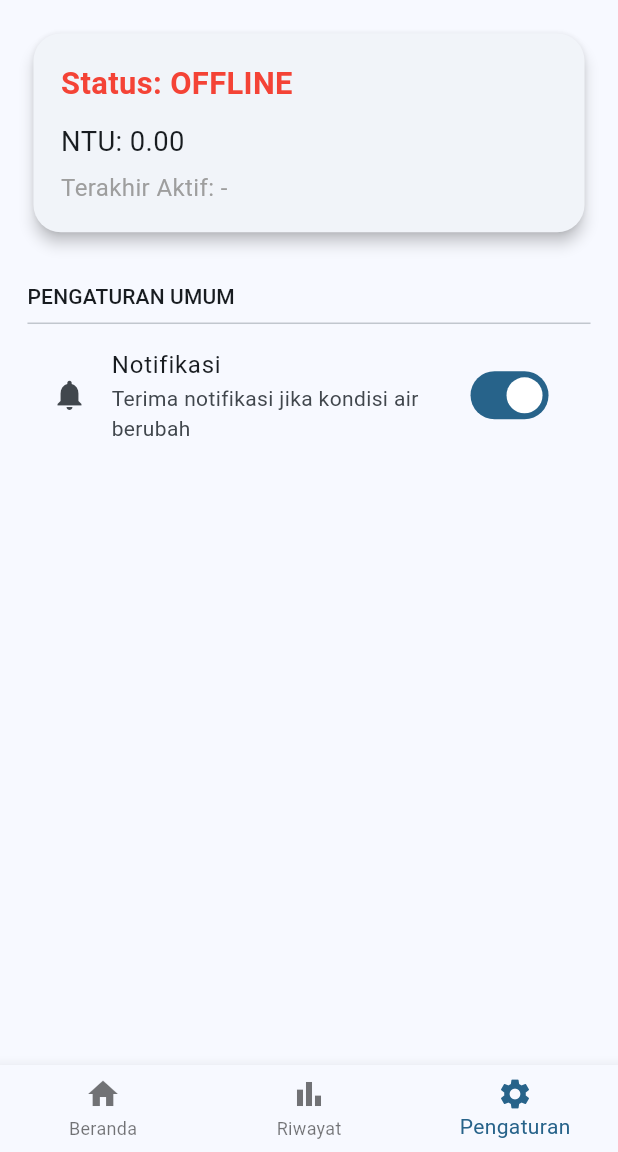
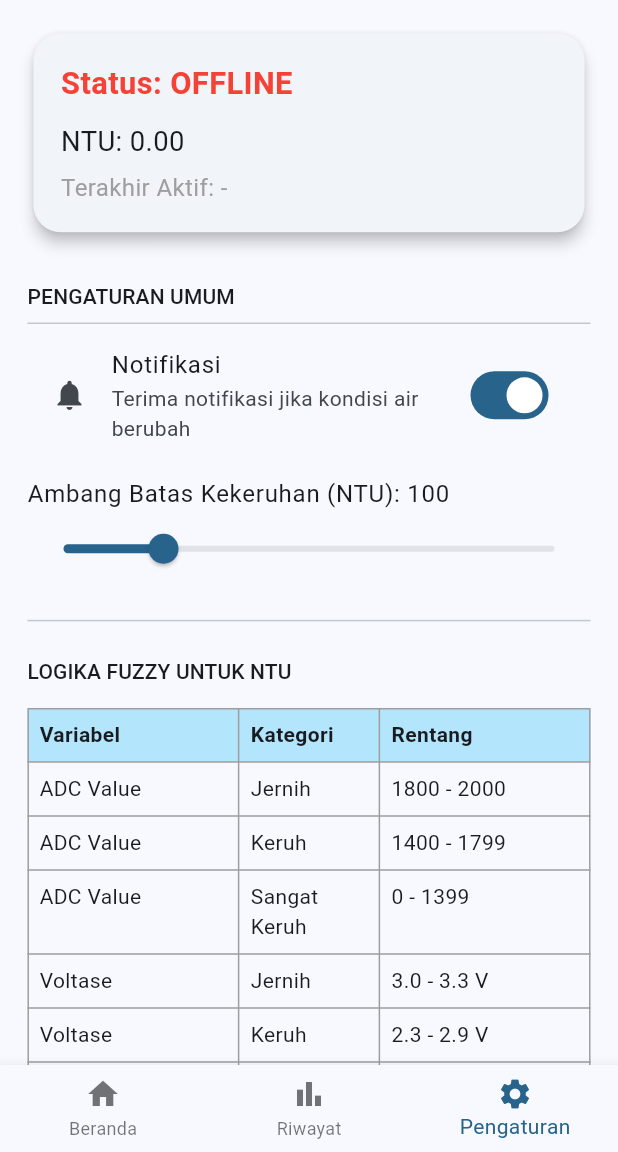
Before and after one commit to zfphantoms/Turbidity-IOT-Mobile-Apps, a Flutter app: the screen it shows after launch, item 3 of the bottom bar chosen, after a tap on "Notifikasi", on a phone screen of 412 x 824 dp, the part 84-1236 px from its top. Run offline on Flutter 3.47's test engine with Material 3 defaults, Android fonts, the phone set to English and light mode, and no system bars; our stand-ins replace firebase_core, firebase_database, firebase_messaging, fl_chart, flutter_local_notifications, flutter_screenutil and 2 more; accounts and stored records are empty.

Commit message:
Update Fuzzy Logic

```diff
--- a/lib/main.dart
+++ b/lib/main.dart
@@ -1,6 +1,7 @@
 import 'package:flutter/material.dart';
 import 'package:firebase_core/firebase_core.dart';
 import 'package:firebase_messaging/firebase_messaging.dart';
+import 'package:hive_flutter/hive_flutter.dart';
 import 'package:flutter_screenutil/flutter_screenutil.dart';
 import 'firebase_options.dart';
 
@@ -11,11 +12,17 @@ import 'pages/settings_page.dart';
 
 void main() async {
   WidgetsFlutterBinding.ensureInitialized();
+
+  // Inisialisasi Firebase
   await Firebase.initializeApp(
     options: DefaultFirebaseOptions.currentPlatform,
   );
 
-  // Opsional: Izinkan notifikasi (jika akan digunakan)
+  // Inisialisasi Hive
+  await Hive.initFlutter();
+  await Hive.openBox('settings');
+
+  // Izinkan notifikasi FCM
   await FirebaseMessaging.instance.requestPermission();
 
   // Debug: cetak token FCM (hapus di production)
--- a/lib/pages/home_page.dart
+++ b/lib/pages/home_page.dart
@@ -1,3 +1,4 @@
+import 'dart:async';
 import 'package:flutter/material.dart';
 import 'package:firebase_database/firebase_database.dart';
 import 'package:intl/intl.dart';
@@ -15,12 +16,15 @@ class _HomePageState extends State<HomePage> {
   String status = 'OFFLINE';
 
   final dbRef = FirebaseDatabase.instance.ref('device_status/kolam_01');
+  late StreamSubscription<DatabaseEvent> _subscription;
 
   @override
   void initState() {
     super.initState();
-    dbRef.onValue.listen((event) {
+    _subscription = dbRef.onValue.listen((event) {
       final data = event.snapshot.value as Map?;
+      if (!mounted) return; // ⛔ stop jika widget sudah tidak aktif
+
       if (data != null) {
         setState(() {
           turbidity = double.tryParse(data['ntu'].toString()) ?? 0.0;
@@ -41,6 +45,12 @@ class _HomePageState extends State<HomePage> {
         });
       }
     });
+  }
+
+  @override
+  void dispose() {
+    _subscription.cancel(); // ✅ hentikan listener saat widget ditutup
+    super.dispose();
   }
 
   String getCategory(double ntu) {
@@ -87,10 +97,7 @@ class _HomePageState extends State<HomePage> {
                       children: [
                         const Icon(Icons.wifi, color: Colors.grey),
                         const SizedBox(width: 8),
-                        Text(
-                          "Status: ",
-                          style: const TextStyle(fontSize: 16, fontWeight: FontWeight.bold),
-                        ),
+                        const Text("Status: ", style: TextStyle(fontSize: 16, fontWeight: FontWeight.bold)),
                         Text(
                           status,
                           style: TextStyle(
@@ -117,10 +124,7 @@ class _HomePageState extends State<HomePage> {
                       children: [
                         const Icon(Icons.check_circle_outline, color: Colors.grey),
                         const SizedBox(width: 8),
-                        Text(
-                          "Kategori: ",
-                          style: const TextStyle(fontSize: 16),
-                        ),
+                        const Text("Kategori: ", style: TextStyle(fontSize: 16)),
                         Text(
                           getCategory(displayNTU),
                           style: TextStyle(
@@ -148,7 +152,7 @@ class _HomePageState extends State<HomePage> {
             ),
             const SizedBox(height: 20),
             const Text(
-              'Data real-time dari sensor turbidity akan\nditampilkan setiap 15 detik.',
+              'Data real-time dari sensor turbidity akan\nditampilkan setiap 5 detik.',
               textAlign: TextAlign.center,
               style: TextStyle(fontSize: 15, color: Colors.black87),
             ),
--- a/lib/pages/settings_page.dart
+++ b/lib/pages/settings_page.dart
@@ -1,7 +1,12 @@
+import 'dart:async';
 import 'package:flutter/material.dart';
 import 'package:firebase_database/firebase_database.dart';
 import 'package:flutter_screenutil/flutter_screenutil.dart';
 import 'widgets/device_status_card.dart';
+import 'widgets/fuzzy_logic_content.dart'; // ✅ Import widget fuzzy logic
+import 'package:flutter_local_notifications/flutter_local_notifications.dart';
+import 'package:hive/hive.dart';
+import 'package:intl/intl.dart';
 
 class SettingsPage extends StatefulWidget {
   const SettingsPage({super.key});
@@ -12,29 +17,106 @@ class SettingsPage extends StatefulWidget {
 
 class _SettingsPageState extends State<SettingsPage> {
   bool _notificationsEnabled = false;
+  double _threshold = 100.0;
   String _status = "OFFLINE";
   double _ntuValue = 0.0;
   String _lastSeen = "-";
+  bool wasAboveThreshold = false;
+
+  final FlutterLocalNotificationsPlugin flutterLocalNotificationsPlugin =
+      FlutterLocalNotificationsPlugin();
+
+  late Box settingsBox;
+  late StreamSubscription<DatabaseEvent> _subscription;
 
   @override
   void initState() {
     super.initState();
+    settingsBox = Hive.box('settings');
+    _loadPreferences();
+    _initializeNotifications();
     _loadDeviceData();
+  }
+
+  void _initializeNotifications() async {
+    const AndroidInitializationSettings initializationSettingsAndroid =
+        AndroidInitializationSettings('@mipmap/ic_launcher');
+
+    const InitializationSettings initializationSettings = InitializationSettings(
+      android: initializationSettingsAndroid,
+    );
+
+    await flutterLocalNotificationsPlugin.initialize(initializationSettings);
+  }
+
+  void _loadPreferences() {
+    setState(() {
+      _notificationsEnabled = settingsBox.get('notificationsEnabled', defaultValue: false);
+      _threshold = settingsBox.get('threshold', defaultValue: 100.0);
+    });
+  }
+
+  void _updateNotifications(bool value) {
+    setState(() {
+      _notificationsEnabled = value;
+      settingsBox.put('notificationsEnabled', value);
+    });
+  }
+
+  void _updateThreshold(double value) {
+    setState(() {
+      _threshold = value;
+      settingsBox.put('threshold', value);
+    });
   }
 
   void _loadDeviceData() {
     final ref = FirebaseDatabase.instance.ref("device_status/kolam_01");
 
-    ref.onValue.listen((event) {
+    _subscription = ref.onValue.listen((event) {
       final data = event.snapshot.value;
+
+      if (!mounted) return;
 
       if (data is Map) {
         final map = Map<String, dynamic>.from(data);
+
+        double ntu = 0.0;
+        if (map['ntu'] is double) {
+          ntu = map['ntu'];
+        } else if (map['ntu'] is int) {
+          ntu = (map['ntu'] as int).toDouble();
+        }
+
+        String formattedTime = "-";
+        if (map['timestamp'] != null) {
+          try {
+            final timestamp = int.tryParse(map['timestamp'].toString());
+            if (timestamp != null) {
+              formattedTime = DateFormat('dd MMM yyyy HH:mm:ss').format(
+                DateTime.fromMillisecondsSinceEpoch(timestamp),
+              );
+            }
+          } catch (_) {}
+        }
+
         setState(() {
           _status = "ONLINE";
-          _ntuValue = (map['ntu'] ?? 0).toDouble();
-          _lastSeen = map['timestamp']?.toString() ?? '-';
+          _ntuValue = ntu;
+          _lastSeen = formattedTime;
         });
+
+        if (_notificationsEnabled) {
+          if (ntu > _threshold && !wasAboveThreshold) {
+            _showNotification(
+              "Peringatan",
+              "Kekeruhan air melebihi batas ($_threshold NTU): $ntu NTU",
+            );
+            wasAboveThreshold = true;
+          } else if (ntu <= _threshold && wasAboveThreshold) {
+            wasAboveThreshold = false;
+          }
+        }
       } else {
         setState(() {
           _status = "OFFLINE";
@@ -45,21 +127,36 @@ class _SettingsPageState extends State<SettingsPage> {
     });
   }
 
-  void _updateNotifications(bool value) {
-    setState(() {
-      _notificationsEnabled = value;
-    });
-    // Simpan ke Firestore / SharedPreferences jika diperlukan
+  Future<void> _showNotification(String title, String body) async {
+    const AndroidNotificationDetails androidDetails = AndroidNotificationDetails(
+      'turbidity_channel_id',
+      'Peringatan Kekeruhan',
+      importance: Importance.max,
+      priority: Priority.high,
+    );
+
+    const NotificationDetails platformDetails =
+        NotificationDetails(android: androidDetails);
+
+    await flutterLocalNotificationsPlugin.show(
+      0,
+      title,
+      body,
+      platformDetails,
+    );
+  }
+
+  @override
+  void dispose() {
+    _subscription.cancel();
+    super.dispose();
   }
 
   @override
   Widget build(BuildContext context) {
     return Scaffold(
       appBar: AppBar(
-        title: const Text(
-          "⚙️ Pengaturan",
-          style: TextStyle(fontWeight: FontWeight.bold)
-        ),
+        title: const Text("⚙️ Pengaturan", style: TextStyle(fontWeight: FontWeight.bold)),
         centerTitle: true,
         backgroundColor: Colors.lightBlue.shade400,
         foregroundColor: Colors.white,
@@ -83,6 +180,25 @@ class _SettingsPageState extends State<SettingsPage> {
             value: _notificationsEnabled,
             onChanged: _updateNotifications,
           ),
+          SizedBox(height: 12.h),
+          Column(
+            crossAxisAlignment: CrossAxisAlignment.start,
+            children: [
+              Text(
+                "Ambang Batas Kekeruhan (NTU): ${_threshold.toInt()}",
+                style: Theme.of(context).textTheme.bodyLarge,
+              ),
+              Slider(
+                value: _threshold,
+                min: 0,
+                max: 500,
+                divisions: 100,
+                label: _threshold.round().toString(),
+                onChanged: _updateThreshold,
+              ),
+            ],
+          ),
+          const FuzzyLogicContent(), // ✅ Memanggil widget fuzzy logic dari file terpisah
         ],
       ),
     );
--- /dev/null
+++ b/lib/pages/widgets/fuzzy_logic_content.dart
@@ -0,0 +1,86 @@
+import 'package:flutter/material.dart';
+import 'package:flutter_screenutil/flutter_screenutil.dart';
+
+class FuzzyLogicContent extends StatelessWidget {
+  const FuzzyLogicContent({super.key});
+
+  @override
+  Widget build(BuildContext context) {
+    return Column(
+      crossAxisAlignment: CrossAxisAlignment.start,
+      children: [
+        Divider(height: 40.h),
+        Text(
+          "LOGIKA FUZZY UNTUK NTU",
+          style: Theme.of(context).textTheme.titleSmall,
+        ),
+        SizedBox(height: 12.h),
+        Table(
+          border: TableBorder.all(color: Colors.grey),
+          columnWidths: const {
+            0: FlexColumnWidth(3),
+            1: FlexColumnWidth(2),
+            2: FlexColumnWidth(3),
+          },
+          children: [
+            _buildTableHeader(["Variabel", "Kategori", "Rentang"]),
+            _buildTableRow("ADC Value", "Jernih", "1800 - 2000"),
+            _buildTableRow("ADC Value", "Keruh", "1400 - 1799"),
+            _buildTableRow("ADC Value", "Sangat Keruh", "0 - 1399"),
+            _buildTableRow("Voltase", "Jernih", "3.0 - 3.3 V"),
+            _buildTableRow("Voltase", "Keruh", "2.3 - 2.9 V"),
+            _buildTableRow("Voltase", "Sangat Keruh", "0 - 2.2 V"),
+          ],
+        ),
+        SizedBox(height: 16.h),
+        Text(
+          "📘 Aturan Fuzzy (Sugeno Rules)",
+          style: TextStyle(fontWeight: FontWeight.bold),
+        ),
+        SizedBox(height: 8.h),
+        Text("• IF ADC Tinggi AND Voltase Tinggi THEN NTU = Rendah"),
+        Text("• IF ADC Sedang AND Voltase Sedang THEN NTU = Sedang"),
+        Text("• IF ADC Rendah AND Voltase Rendah THEN NTU = Tinggi"),
+        SizedBox(height: 16.h),
+        Text(
+          "📐 Rumus Defuzzifikasi Sugeno",
+          style: TextStyle(fontWeight: FontWeight.bold),
+        ),
+        SizedBox(height: 8.h),
+        Text(
+            "NTU = (w1*z1 + w2*z2 + w3*z3) / (w1 + w2 + w3)\n"
+            "w = derajat keanggotaan minimum dari setiap rule\n"
+            "z = nilai crisp output untuk setiap rule"),
+      ],
+    );
+  }
+
+  TableRow _buildTableHeader(List<String> headers) {
+    return TableRow(
+      decoration: BoxDecoration(color: Colors.lightBlue.shade100),
+      children: headers
+          .map((h) => Padding(
+                padding: const EdgeInsets.all(8.0),
+                child: Text(h, style: const TextStyle(fontWeight: FontWeight.bold)),
+              ))
+          .toList(),
+    );
+  }
+
+  TableRow _buildTableRow(String varName, String category, String range) {
+    return TableRow(children: [
+      Padding(
+        padding: const EdgeInsets.all(8.0),
+        child: Text(varName),
+      ),
+      Padding(
+        padding: const EdgeInsets.all(8.0),
+        child: Text(category),
+      ),
+      Padding(
+        padding: const EdgeInsets.all(8.0),
+        child: Text(range),
+      ),
+    ]);
+  }
+}
--- a/pubspec.yaml
+++ b/pubspec.yaml
@@ -43,6 +43,10 @@ dependencies:
   top_snackbar_flutter: ^3.3.0
   firebase_database: ^11.3.9
   flutter_screenutil: ^5.9.3
+  flutter_local_notifications: ^19.3.1
+  hive: ^2.2.3
+  hive_flutter: ^1.1.0
+  path_provider: ^2.1.5
 
 dev_dependencies:
   flutter_test:
```
Also changed, not shown: firebase.json, lib/firebase_options.dart, pubspec.lock, 14 other files.
